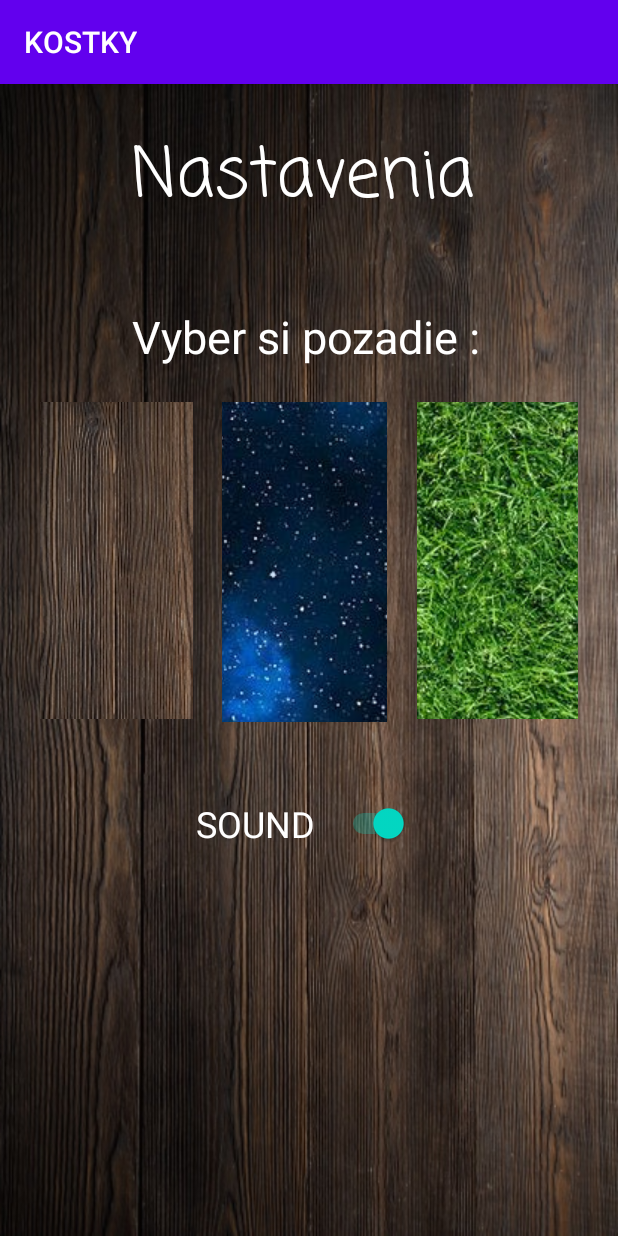
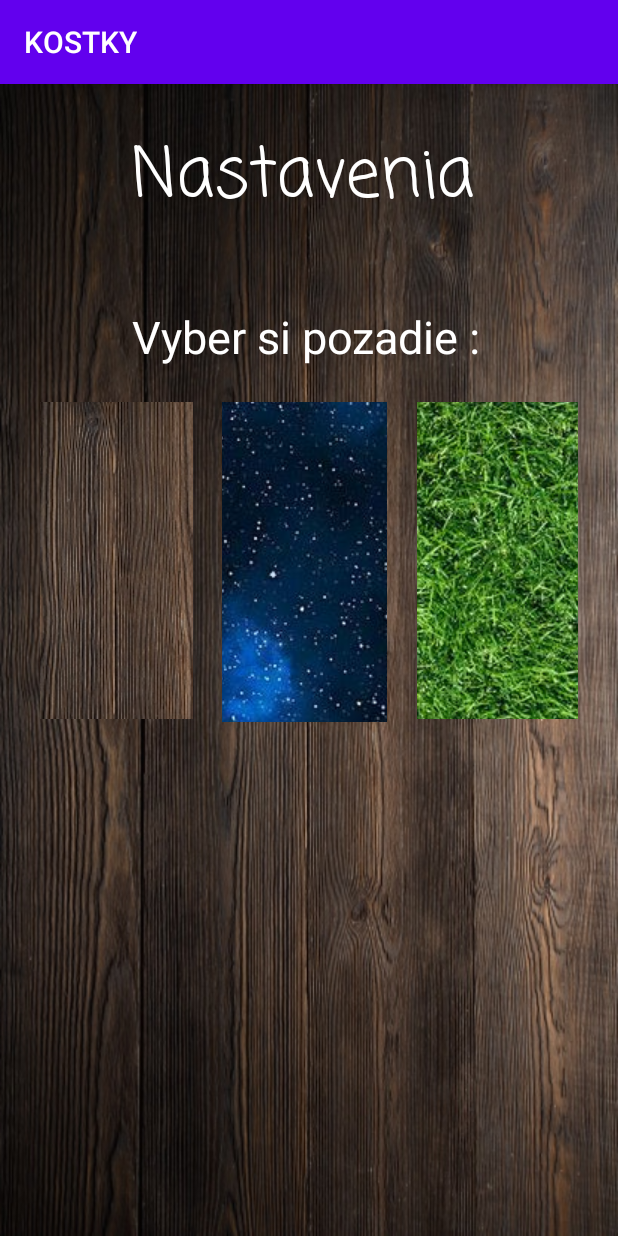
Before and after one commit to Chiller104/TAMZII_dices, an Android app: the MainActivity_settings screen opened directly, with no data from a screen before it, on a phone screen of 412 x 824 dp. Run offline under Robolectric (Android 15) with nearby library versions, the phone set to English and light mode, and no system bars; 2 statements that could not run were skipped.

Commit message:
Final update

```diff
--- a/app/src/main/java/com/example/projekt_kocky/MainActivity_settings.java
+++ b/app/src/main/java/com/example/projekt_kocky/MainActivity_settings.java
@@ -8,7 +8,9 @@ import android.content.Intent;
 import android.content.SharedPreferences;
 import android.os.Bundle;
 import android.view.View;
+import android.widget.CompoundButton;
 import android.widget.ImageButton;
+import android.widget.Switch;
 import android.widget.TextView;
 import android.widget.Toast;
 
@@ -16,10 +18,13 @@ public class MainActivity_settings extends AppCompatActivity {
 
     View mainView;
     ImageButton wall1, wall2, wall3;
+    Switch sw1;
     public final String SHARED_PREFERENCES = "sharePrefs";
     public final String WALLPAPER = "wooden_table";
     public String pozadie;
-    public final String Switch = "Switch";
+    public final String SWITCH = "Switch";
+    public Boolean music = false;
+
 
     @Override
     protected void onCreate(final Bundle savedInstanceState) {
@@ -59,6 +64,11 @@ public class MainActivity_settings extends AppCompatActivity {
                 recreate();
             }
         });
+        sw1.setOnCheckedChangeListener(new CompoundButton.OnCheckedChangeListener() {
+            public void onCheckedChanged(CompoundButton buttonView, boolean isChecked) {
+               saveData("");
+            }
+        });
     }
 
     public void saveData(String wall){
@@ -75,6 +85,8 @@ public class MainActivity_settings extends AppCompatActivity {
         else if (wall == "wallpaper_grass"){
             editor.putString(WALLPAPER,"wallpaper_grass");
         }
+        editor.putBoolean(SWITCH, sw1.isChecked());
+
         editor.commit();
     }
 
@@ -96,6 +108,8 @@ public class MainActivity_settings extends AppCompatActivity {
             System.out.println("Nastavujem pozadie na wallpaper_grass");
             mainView.setBackground(ContextCompat.getDrawable(getApplicationContext(), R.drawable.wallpaper_grass));
         }
+        System.out.println("SWitch je: " + music);
+        sw1.setChecked(music);
     }
 
     @Override
--- a/app/src/main/java/com/example/projekt_kocky/MainActivity_singleplayer.java
+++ b/app/src/main/java/com/example/projekt_kocky/MainActivity_singleplayer.java
@@ -47,6 +47,8 @@ public class MainActivity_singleplayer extends AppCompatActivity {
     public final String wallpaper = "wooden_table";
     public String pozadie;
 
+    MediaPlayer song;
+
     @Override
     protected void onCreate(Bundle savedInstanceState) {
         super.onCreate(savedInstanceState);
@@ -57,7 +59,7 @@ public class MainActivity_singleplayer extends AppCompatActivity {
         updateViews();
 
         final MediaPlayer roll = MediaPlayer.create(this, R.raw.dice_roll);
-        final MediaPlayer song = MediaPlayer.create(this, R.raw.song);
+        song = MediaPlayer.create(this, R.raw.song);
 
         song.start();
         back = (Button) findViewById(R.id.back_button);
@@ -544,6 +546,7 @@ public class MainActivity_singleplayer extends AppCompatActivity {
     @Override
     public void onBackPressed() {
         startActivity(new Intent(this, MainActivity_menu.class));
+        song.stop();
         finish();
         super.onBackPressed();
     }
--- a/app/src/main/res/layout/activity_main_settings.xml
+++ b/app/src/main/res/layout/activity_main_settings.xml
@@ -68,17 +68,4 @@
         app:layout_constraintStart_toStartOf="parent"
         app:layout_constraintTop_toTopOf="parent" />
 
-    <Switch
-        android:id="@+id/switch1"
-        android:layout_width="142dp"
-        android:layout_height="58dp"
-        android:layout_marginTop="464dp"
-        android:checked="true"
-        android:text="SOUND"
-        android:textColor="@android:color/background_light"
-        android:textSize="24sp"
-        app:layout_constraintEnd_toEndOf="parent"
-        app:layout_constraintHorizontal_bias="0.483"
-        app:layout_constraintStart_toStartOf="parent"
-        app:layout_constraintTop_toTopOf="parent" />
 </androidx.constraintlayout.widget.ConstraintLayout>
--- a/app/src/main/res/layout/custom_list_view.xml
+++ b/app/src/main/res/layout/custom_list_view.xml
@@ -8,4 +8,4 @@
     android:minHeight="?android:attr/listPreferredItemHeightSmall"
     android:textAppearance="?android:attr/textAppearanceListItemSmall"
     android:textColor="@android:color/background_light"
-    android:textSize="25sp" />
+    android:textSize="20sp" />
```
Also changed, not shown: app/src/main/java/com/example/projekt_kocky/MainActivity_multiplayer.java (+32 -10 lines), app/src/main/java/com/example/projekt_kocky/MainActivity_multiplayer_menu.java (+21 -12 lines), app/src/main/java/com/example/projekt_kocky/MainActivity_rules.java (+5 -5 lines), app/src/main/java/com/example/projekt_kocky/MainActivity_shaked.java (+7 -3 lines).
